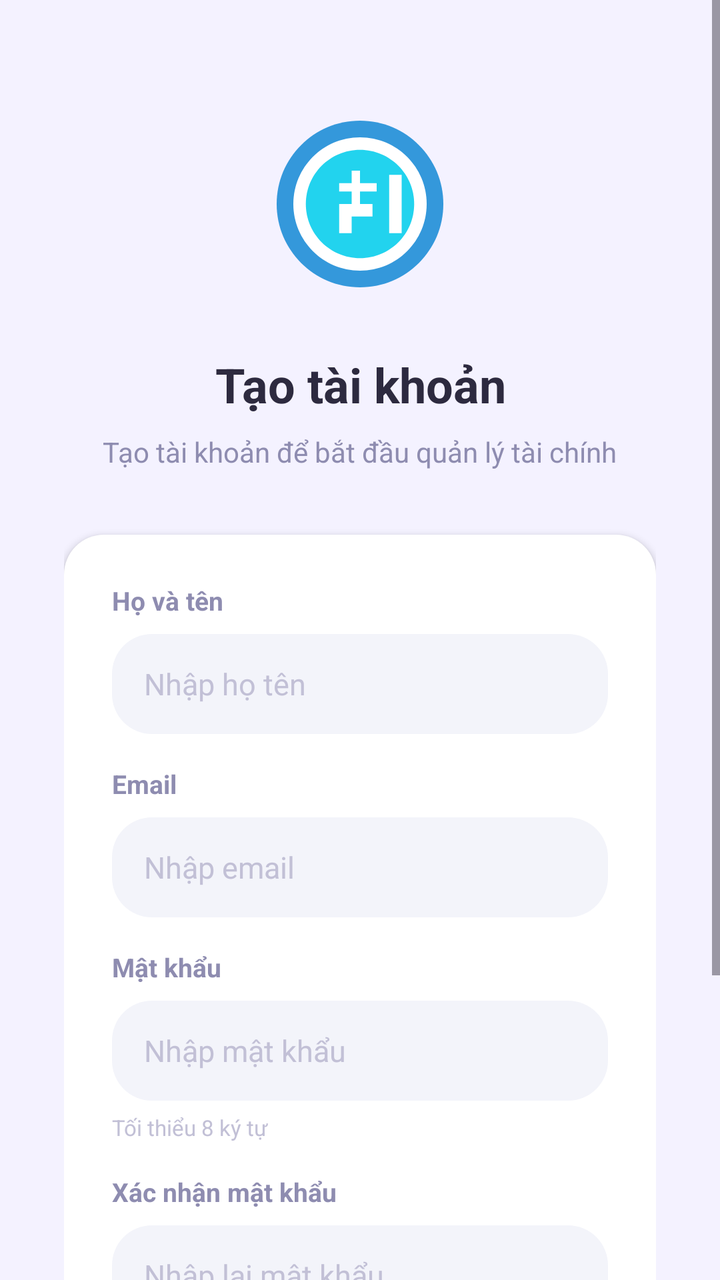
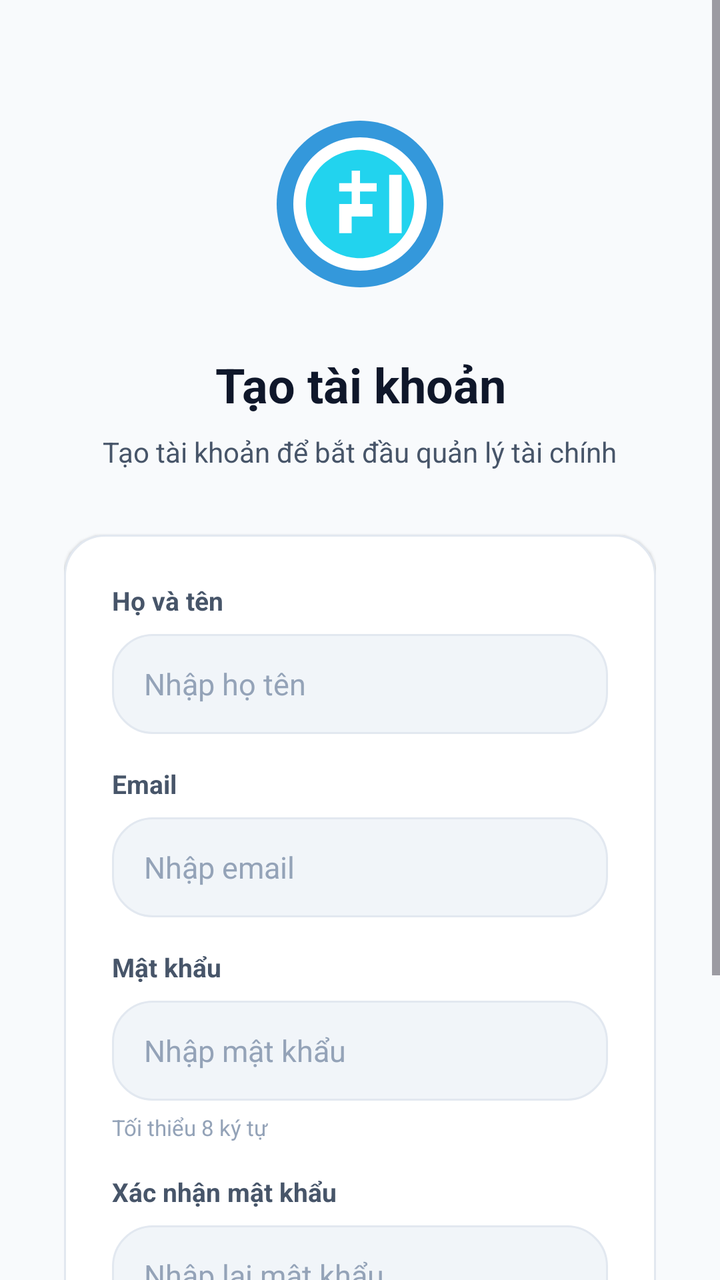

Before-and-after screenshots of an Android layout around one commit, followed by the original layout XML and the change that was made.
<!-- AndroidManifest.xml: application theme Theme.MyApplication -->
<!-- res/layout/activity_register.xml -->
<?xml version="1.0" encoding="utf-8"?>
<ScrollView xmlns:android="http://schemas.android.com/apk/res/android"
    android:layout_width="match_parent"
    android:layout_height="match_parent"
    android:background="@color/app_background"
    android:fillViewport="true">

    <LinearLayout
        android:layout_width="match_parent"
        android:layout_height="wrap_content"
        android:gravity="center"
        android:orientation="vertical"
        android:padding="32dp">

        
        <ImageView
            android:layout_width="100dp"
            android:layout_height="100dp"
            android:layout_marginTop="20dp"
            android:contentDescription="@string/login_logo_desc"
            android:src="@drawable/ic_coin" />

        <TextView
            android:layout_width="wrap_content"
            android:layout_height="wrap_content"
            android:layout_marginTop="24dp"
            android:gravity="center"
            android:text="@string/register_title"
            android:textColor="@color/text_primary"
            android:textSize="24sp"
            android:textStyle="bold" />

        <TextView
            android:layout_width="wrap_content"
            android:layout_height="wrap_content"
            android:layout_marginTop="8dp"
            android:gravity="center"
            android:text="@string/register_subtitle"
            android:textColor="@color/text_secondary"
            android:textSize="14sp" />

        
        <LinearLayout
            android:layout_width="match_parent"
            android:layout_height="wrap_content"
            android:layout_marginTop="32dp"
            android:background="@drawable/bg_card"
            android:elevation="2dp"
            android:orientation="vertical"
            android:padding="24dp">

            <TextView
                android:layout_width="wrap_content"
                android:layout_height="wrap_content"
                android:text="@string/register_full_name_label"
                android:textColor="@color/text_secondary"
                android:textSize="13sp"
                android:textStyle="bold" />

            <EditText
                android:id="@+id/edtRegisterName"
                android:layout_width="match_parent"
                android:layout_height="50dp"
                android:layout_marginTop="8dp"
                android:background="@drawable/bg_pill"
                android:hint="@string/register_full_name_hint"
                android:inputType="textPersonName"
                android:paddingHorizontal="16dp"
                android:textColor="@color/text_primary"
                android:textColorHint="@color/text_light"
                android:textSize="15sp" />

            <TextView
                android:layout_width="wrap_content"
                android:layout_height="wrap_content"
                android:layout_marginTop="16dp"
                android:text="@string/login_email_label"
                android:textColor="@color/text_secondary"
                android:textSize="13sp"
                android:textStyle="bold" />

            <EditText
                android:id="@+id/edtRegisterEmail"
                android:layout_width="match_parent"
                android:layout_height="50dp"
                android:layout_marginTop="8dp"
                android:background="@drawable/bg_pill"
                android:hint="@string/login_email_hint"
                android:inputType="textEmailAddress"
                android:paddingHorizontal="16dp"
                android:textColor="@color/text_primary"
                android:textColorHint="@color/text_light"
                android:textSize="15sp" />

            <TextView
                android:layout_width="wrap_content"
                android:layout_height="wrap_content"
                android:layout_marginTop="16dp"
                android:text="@string/register_password_label"
                android:textColor="@color/text_secondary"
                android:textSize="13sp"
                android:textStyle="bold" />

            <EditText
                android:id="@+id/edtRegisterPassword"
                android:layout_width="match_parent"
                android:layout_height="50dp"
                android:layout_marginTop="8dp"
                android:background="@drawable/bg_pill"
                android:hint="@string/register_password_hint"
                android:inputType="textPassword"
                android:paddingHorizontal="16dp"
                android:textColor="@color/text_primary"
                android:textColorHint="@color/text_light"
                android:textSize="15sp" />

            <TextView
                android:layout_width="wrap_content"
                android:layout_height="wrap_content"
                android:layout_marginTop="6dp"
                android:text="@string/register_password_note"
                android:textColor="@color/text_light"
                android:textSize="11sp" />

            <TextView
                android:layout_width="wrap_content"
                android:layout_height="wrap_content"
                android:layout_marginTop="16dp"
                android:text="@string/register_confirm_label"
                android:textColor="@color/text_secondary"
                android:textSize="13sp"
                android:textStyle="bold" />

            <EditText
                android:id="@+id/edtRegisterConfirm"
                android:layout_width="match_parent"
                android:layout_height="50dp"
                android:layout_marginTop="8dp"
                android:background="@drawable/bg_pill"
                android:hint="@string/register_confirm_hint"
                android:inputType="textPassword"
                android:paddingHorizontal="16dp"
                android:textColor="@color/text_primary"
                android:textColorHint="@color/text_light"
                android:textSize="15sp" />

            <Button
                android:id="@+id/btnRegister"
                android:layout_width="match_parent"
                android:layout_height="54dp"
                android:layout_marginTop="24dp"
                android:background="@drawable/bg_button_primary"
                android:text="@string/register_button"
                android:textAllCaps="false"
                android:textColor="@color/white"
                android:textSize="16sp"
                android:textStyle="bold" />
        </LinearLayout>

        <TextView
            android:id="@+id/tvGoLogin"
            android:layout_width="wrap_content"
            android:layout_height="wrap_content"
            android:layout_marginTop="24dp"
            android:text="@string/register_login_prompt"
            android:textColor="@color/primary_blue"
            android:textSize="14sp"
            android:textStyle="bold" />
    </LinearLayout>
</ScrollView>
<!-- resources referenced by this layout -->
<resources>
  <color name="app_background">#F4F2FF</color>
  <color name="primary_blue">#6C63FF</color>
  <color name="text_light">#C2C0D6</color>
  <color name="text_primary">#2D2A3F</color>
  <color name="text_secondary">#8E8CB0</color>
  <color name="white">#FFFFFFFF</color>
  <!-- drawable bg_button_primary (drawable) -->
  <?xml version="1.0" encoding="utf-8"?>
  <shape xmlns:android="http://schemas.android.com/apk/res/android">
      <gradient
          android:angle="0"
          android:endColor="#7B6DFF"
          android:startColor="#5F55FF" />
      <corners android:radius="24dp" />
  </shape>
  <!-- drawable bg_card (drawable) -->
  <?xml version="1.0" encoding="utf-8"?>
  <shape xmlns:android="http://schemas.android.com/apk/res/android">
      <solid android:color="@color/card_background" />
      <corners android:radius="20dp" />
  </shape>
  <!-- drawable bg_pill (drawable) -->
  <?xml version="1.0" encoding="utf-8"?>
  <shape xmlns:android="http://schemas.android.com/apk/res/android">
      <solid android:color="@color/pill_background" />
      <corners android:radius="20dp" />
  </shape>
  <!-- drawable ic_coin (drawable) -->
  <?xml version="1.0" encoding="utf-8"?>
  <vector xmlns:android="http://schemas.android.com/apk/res/android"
      android:width="24dp"
      android:height="24dp"
      android:viewportWidth="24"
      android:viewportHeight="24">
  
      
      <path
          android:fillColor="#3498DB"
          android:pathData="M12,2 C6.48,2 2,6.48 2,12 C2,17.52 6.48,22 12,22 C17.52,22 22,17.52 22,12 C22,6.48 17.52,2 12,2Z"/>
  
      
      <path
          android:fillColor="#FFFFFF"
          android:pathData="M12,4 C7.58,4 4,7.58 4,12 C4,16.42 7.58,20 12,20 C16.42,20 20,16.42 20,12 C20,7.58 16.42,4 12,4Z"/>
  
      
      <path
          android:fillColor="#22D3EE"
          android:pathData="M12,5.5 C8.41,5.5 5.5,8.41 5.5,12 C5.5,15.59 8.41,18.5 12,18.5 C15.59,18.5 18.5,15.59 18.5,12 C18.5,8.41 15.59,5.5 12,5.5Z"/>
  
      
      <path
          android:fillColor="#FFFFFF"
          android:pathData="M12,8 L12,9.5 L9.5,9.5 L9.5,10.5 L12,10.5 L12,12 L9.5,12 L9.5,15.5 L11,15.5 L11,13.5 L13.5,13.5 L13.5,12 L11,12 L11,10.5 L14,10.5 L14,9.5 L11,9.5 L11,8 Z
          M15.5,8.5 L15.5,15.5 L17,15.5 L17,8.5 Z"/>
  
  </vector>
  <string name="login_email_hint">Nhập email</string>
  <string name="login_email_label">Email</string>
  <string name="login_logo_desc">Logo ứng dụng</string>
  <string name="register_button">Đăng ký</string>
  <string name="register_confirm_hint">Nhập lại mật khẩu</string>
  <string name="register_confirm_label">Xác nhận mật khẩu</string>
  <string name="register_full_name_hint">Nhập họ tên</string>
  <string name="register_full_name_label">Họ và tên</string>
  <string name="register_login_prompt">Đã có tài khoản? Đăng nhập</string>
  <string name="register_password_hint">Nhập mật khẩu</string>
  <string name="register_password_label">Mật khẩu</string>
  <string name="register_password_note">Tối thiểu 8 ký tự</string>
  <string name="register_subtitle">Tạo tài khoản để bắt đầu quản lý tài chính</string>
  <string name="register_title">Tạo tài khoản</string>
  <style name="Theme.MyApplication" parent="Base.Theme.MyApplication" />
  <color name="card_background">#FFFFFF</color>
  <color name="pill_background">#F3F4FA</color>
  <style name="Base.Theme.MyApplication" parent="Theme.Material3.DayNight.NoActionBar">
          
          
      </style>
</resources>

<!-- the commit's change to res/layout/activity_register.xml (unified diff, before → after) -->
@@ -10,7 +10,8 @@
         android:layout_height="wrap_content"
         android:gravity="center"
         android:orientation="vertical"
-        android:padding="32dp">
+        android:padding="32dp"
+        android:paddingBottom="40dp">
 
         
         <ImageView
@@ -45,7 +46,7 @@
             android:layout_height="wrap_content"
             android:layout_marginTop="32dp"
             android:background="@drawable/bg_card"
-            android:elevation="2dp"
+            android:elevation="1dp"
             android:orientation="vertical"
             android:padding="24dp">
 
<!-- resource entries referenced after the edit -->
@@ -1,30 +1,36 @@
 <!-- resources referenced by this layout -->
 <resources>
-  <color name="app_background">#F4F2FF</color>
-  <color name="primary_blue">#6C63FF</color>
-  <color name="text_light">#C2C0D6</color>
-  <color name="text_primary">#2D2A3F</color>
-  <color name="text_secondary">#8E8CB0</color>
+  <color name="app_background">#F8FAFC</color>
+  <color name="primary_blue">#6366F1</color>
+  <color name="text_light">#94A3B8</color>
+  <color name="text_primary">#0F172A</color>
+  <color name="text_secondary">#475569</color>
   <color name="white">#FFFFFFFF</color>
   <!-- drawable bg_button_primary (drawable) -->
   <?xml version="1.0" encoding="utf-8"?>
   <shape xmlns:android="http://schemas.android.com/apk/res/android">
       <gradient
           android:angle="0"
-          android:endColor="#7B6DFF"
-          android:startColor="#5F55FF" />
+          android:endColor="@color/accent_purple"
+          android:startColor="@color/primary_blue" />
       <corners android:radius="24dp" />
   </shape>
   <!-- drawable bg_card (drawable) -->
   <?xml version="1.0" encoding="utf-8"?>
   <shape xmlns:android="http://schemas.android.com/apk/res/android">
       <solid android:color="@color/card_background" />
+      <stroke
+          android:width="1dp"
+          android:color="@color/divider_light" />
       <corners android:radius="20dp" />
   </shape>
   <!-- drawable bg_pill (drawable) -->
   <?xml version="1.0" encoding="utf-8"?>
   <shape xmlns:android="http://schemas.android.com/apk/res/android">
       <solid android:color="@color/pill_background" />
+      <stroke
+          android:width="1dp"
+          android:color="@color/divider_light" />
       <corners android:radius="20dp" />
   </shape>
   <!-- drawable ic_coin (drawable) -->
@@ -72,11 +78,16 @@
   <string name="register_subtitle">Tạo tài khoản để bắt đầu quản lý tài chính</string>
   <string name="register_title">Tạo tài khoản</string>
   <style name="Theme.MyApplication" parent="Base.Theme.MyApplication" />
+  <color name="accent_purple">#8B5CF6</color>
   <color name="card_background">#FFFFFF</color>
-  <color name="pill_background">#F3F4FA</color>
+  <color name="divider_light">#E2E8F0</color>
+  <color name="pill_background">#F1F5F9</color>
   <style name="Base.Theme.MyApplication" parent="Theme.Material3.DayNight.NoActionBar">
-          
-          
+          <item name="colorPrimary">@color/primary_blue</item>
+          <item name="colorSecondary">@color/accent_purple</item>
+          <item name="android:statusBarColor">@android:color/transparent</item>
+          <item name="android:navigationBarColor">@color/card_background</item>
+          <item name="android:windowBackground">@color/app_background</item>
       </style>
 </resources>
 
